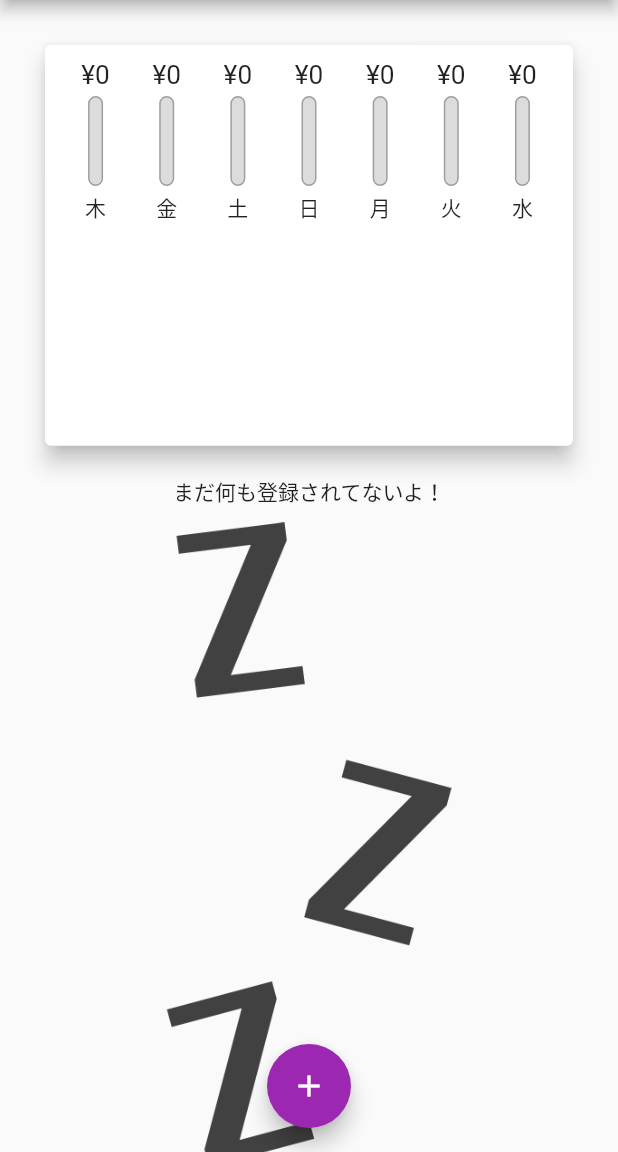
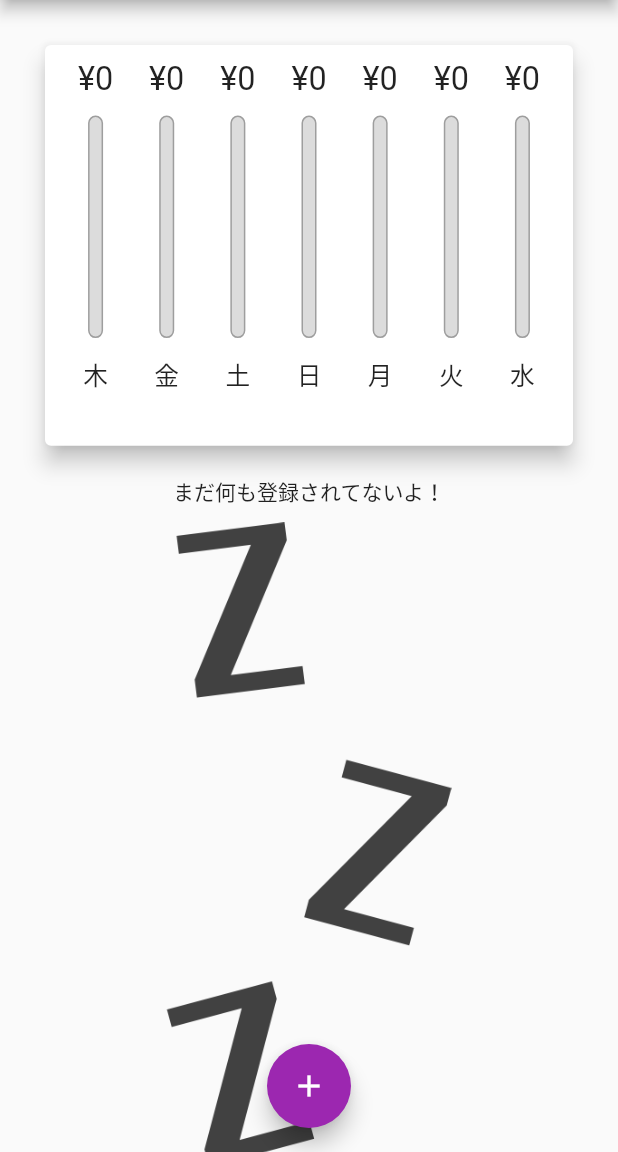
Before and after one commit to trm11tkr/expenses-recorder, a Flutter app: the screen it shows after launch, on a phone screen of 412 x 824 dp, the part 84-1236 px from its top. Run offline on Flutter 3.47's test engine with Material 2 defaults, Android fonts, the phone set to English and light mode, and no system bars.

Commit message:
Chartの要素をLayoutBuilderを使用して設定

```diff
--- a/lib/widgets/chart_bar.dart
+++ b/lib/widgets/chart_bar.dart
@@ -14,16 +14,21 @@ class ChartBar extends StatelessWidget {
 
   @override
   Widget build(BuildContext context) {
+    return LayoutBuilder(
+      builder: (ctx, constraints) {
         return Column(
           children: [
             SizedBox(
-            height: 20,
-            child: FittedBox(child: Text('¥${spendingAmount.toString()}'))),
-        const SizedBox(
-          height: 4,
+              height: constraints.maxHeight * 0.1,
+              child: FittedBox(
+                child: Text('¥${spendingAmount.toString()}'),
+              ),
             ),
             SizedBox(
-          height: 60,
+              height: constraints.maxHeight * 0.05,
+            ),
+            SizedBox(
+              height: constraints.maxHeight * 0.6,
               width: 10,
               child: Stack(
                 children: [
@@ -45,11 +50,18 @@ class ChartBar extends StatelessWidget {
                 ],
               ),
             ),
-        const SizedBox(
-          height: 4,
+            SizedBox(
+              height: constraints.maxHeight * 0.05,
             ),
-        Text(label),
+            SizedBox(
+              height: constraints.maxHeight * 0.1,
+              child: FittedBox(
+                child: Text(label),
+              ),
+            ),
           ],
+        );
+      },
     );
   }
 }
```
Lines whose indentation alone changed are shown as unchanged.
